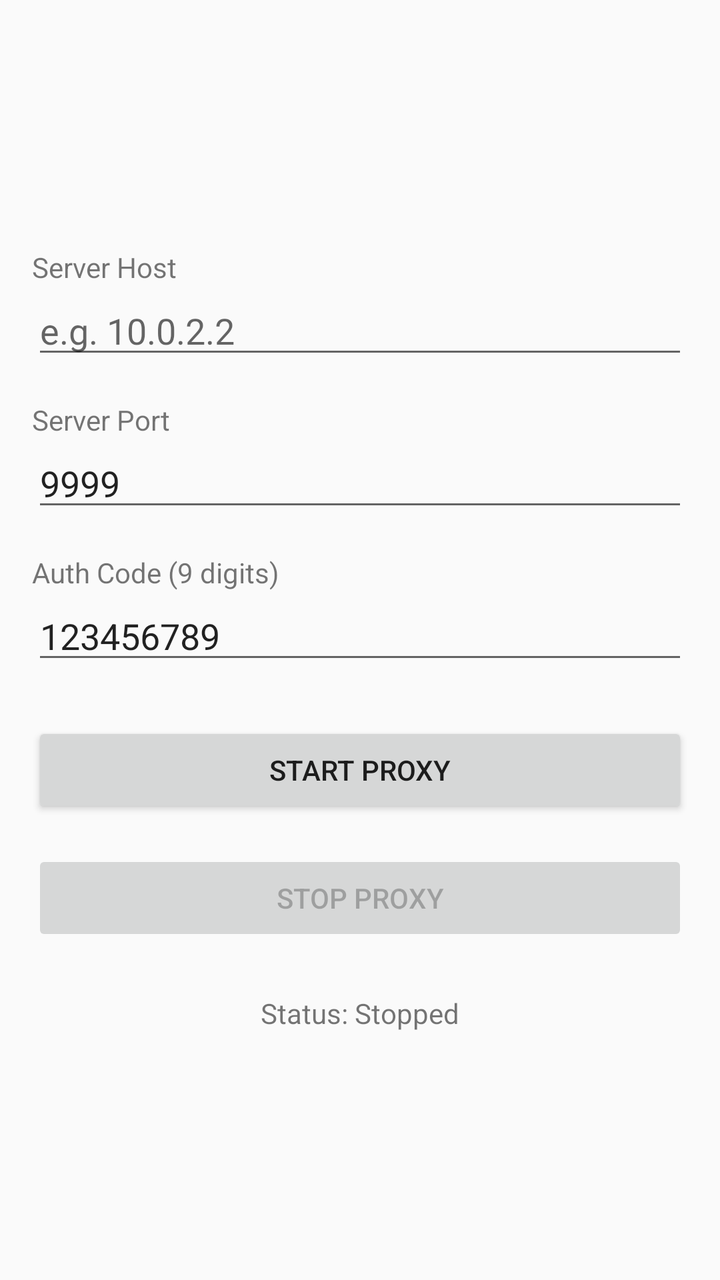
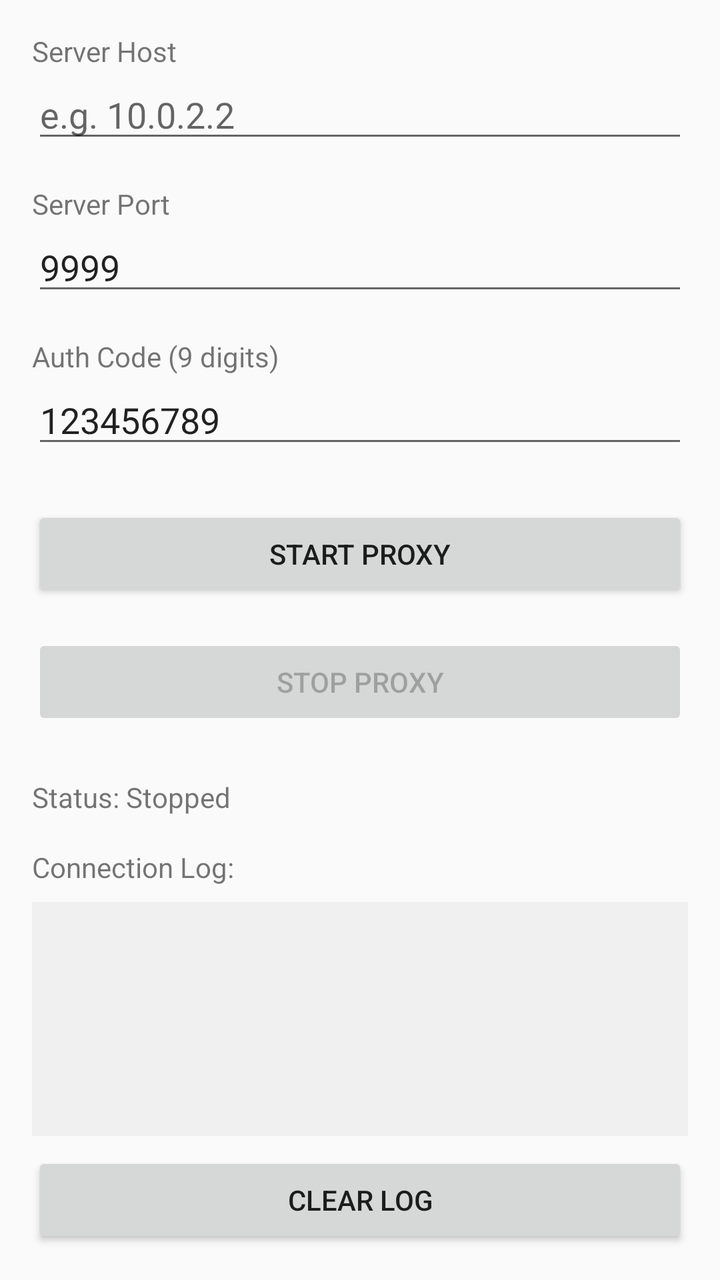

Two renders of the same Android screen: before a commit and after it. Below are the layout's source before the change and the commit's diff.
<!-- AndroidManifest.xml: application theme AppTheme -->
<!-- res/layout/activity_main.xml -->
<?xml version="1.0" encoding="utf-8"?>
<LinearLayout xmlns:android="http://schemas.android.com/apk/res/android"
    android:layout_width="match_parent"
    android:layout_height="match_parent"
    android:orientation="vertical"
    android:padding="16dp"
    android:gravity="center">

    <TextView
        android:layout_width="match_parent"
        android:layout_height="wrap_content"
        android:text="Server Host" />

    <EditText
        android:id="@+id/etServerHost"
        android:layout_width="match_parent"
        android:layout_height="wrap_content"
        android:hint="e.g. 10.0.2.2"
        android:inputType="textUri" />

    <TextView
        android:layout_width="match_parent"
        android:layout_height="wrap_content"
        android:layout_marginTop="16dp"
        android:text="Server Port" />

    <EditText
        android:id="@+id/etServerPort"
        android:layout_width="match_parent"
        android:layout_height="wrap_content"
        android:hint="e.g. 9999"
        android:inputType="number"
        android:text="9999" />

    <TextView
        android:layout_width="match_parent"
        android:layout_height="wrap_content"
        android:layout_marginTop="16dp"
        android:text="Auth Code (9 digits)" />

    <EditText
        android:id="@+id/etAuthCode"
        android:layout_width="match_parent"
        android:layout_height="wrap_content"
        android:hint="e.g. 123456789"
        android:inputType="number"
        android:maxLength="9"
        android:text="123456789" />

    <Button
        android:id="@+id/btnStart"
        android:layout_width="match_parent"
        android:layout_height="wrap_content"
        android:layout_marginTop="24dp"
        android:text="Start Proxy" />

    <Button
        android:id="@+id/btnStop"
        android:layout_width="match_parent"
        android:layout_height="wrap_content"
        android:layout_marginTop="16dp"
        android:text="Stop Proxy"
        android:enabled="false"/>

    <TextView
        android:id="@+id/tvStatus"
        android:layout_width="wrap_content"
        android:layout_height="wrap_content"
        android:layout_marginTop="24dp"
        android:text="Status: Stopped" />

</LinearLayout>
<!-- resources referenced by this layout -->
<resources>
  <style name="AppTheme" parent="Theme.AppCompat.Light.NoActionBar">
          
      </style>
</resources>

<!-- the commit's change to res/layout/activity_main.xml (unified diff, before → after) -->
@@ -3,8 +3,7 @@
     android:layout_width="match_parent"
     android:layout_height="match_parent"
     android:orientation="vertical"
-    android:padding="16dp"
-    android:gravity="center">
+    android:padding="16dp">
 
     <TextView
         android:layout_width="match_parent"
@@ -69,4 +68,35 @@
         android:layout_marginTop="24dp"
         android:text="Status: Stopped" />
 
+    <TextView
+        android:layout_width="match_parent"
+        android:layout_height="wrap_content"
+        android:layout_marginTop="16dp"
+        android:text="Connection Log:" />
+
+    <ScrollView
+        android:id="@+id/svLog"
+        android:layout_width="match_parent"
+        android:layout_height="0dp"
+        android:layout_weight="1"
+        android:layout_marginTop="8dp"
+        android:background="#F0F0F0"
+        android:padding="8dp">
+
+        <TextView
+            android:id="@+id/tvLog"
+            android:layout_width="match_parent"
+            android:layout_height="wrap_content"
+            android:textSize="12sp"
+            android:fontFamily="monospace"
+            android:text="" />
+    </ScrollView>
+
+    <Button
+        android:id="@+id/btnClearLog"
+        android:layout_width="match_parent"
+        android:layout_height="wrap_content"
+        android:layout_marginTop="8dp"
+        android:text="Clear Log" />
+
 </LinearLayout>
